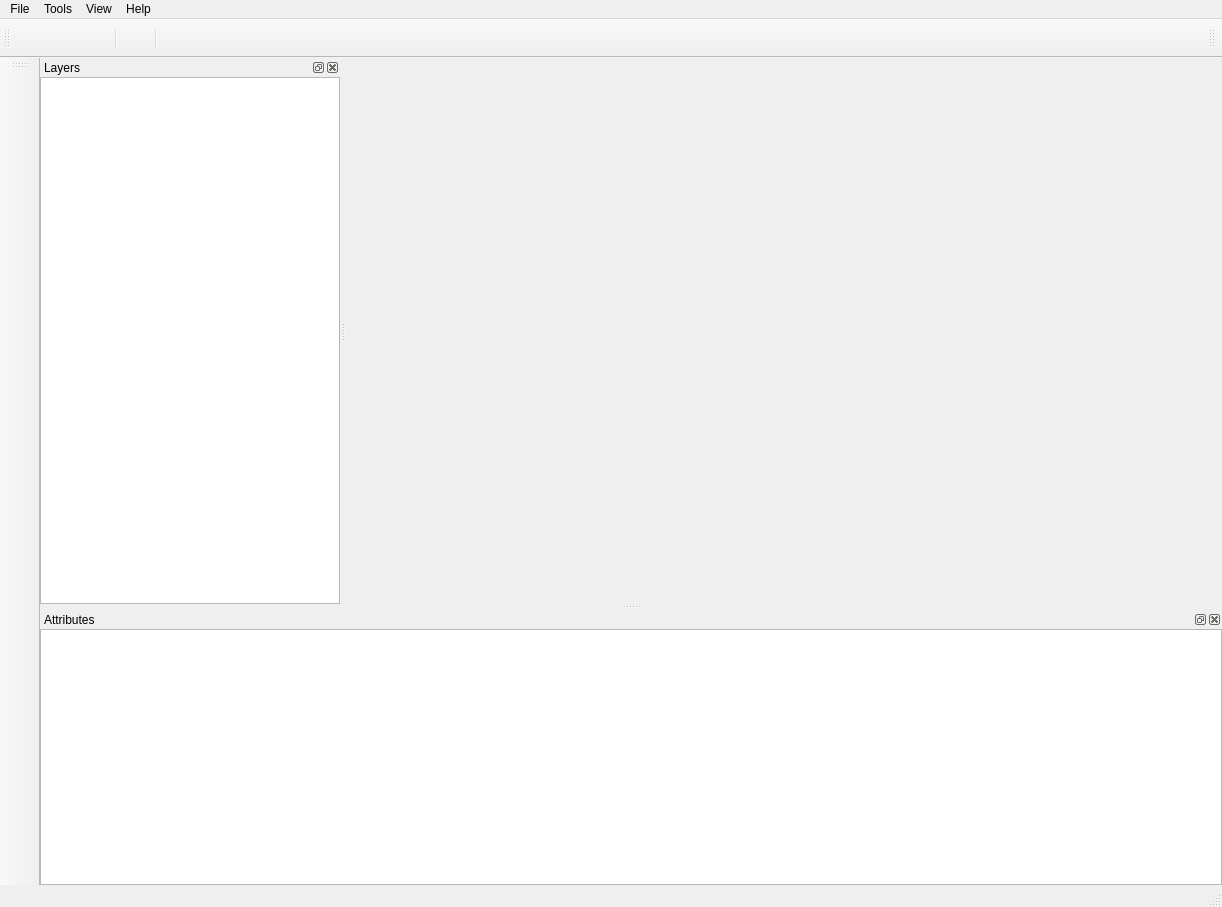
First picture: the form in 3DMetrics/tdmgui.ui, repository IfremerUnderwater/3DMetrics, before the edit.
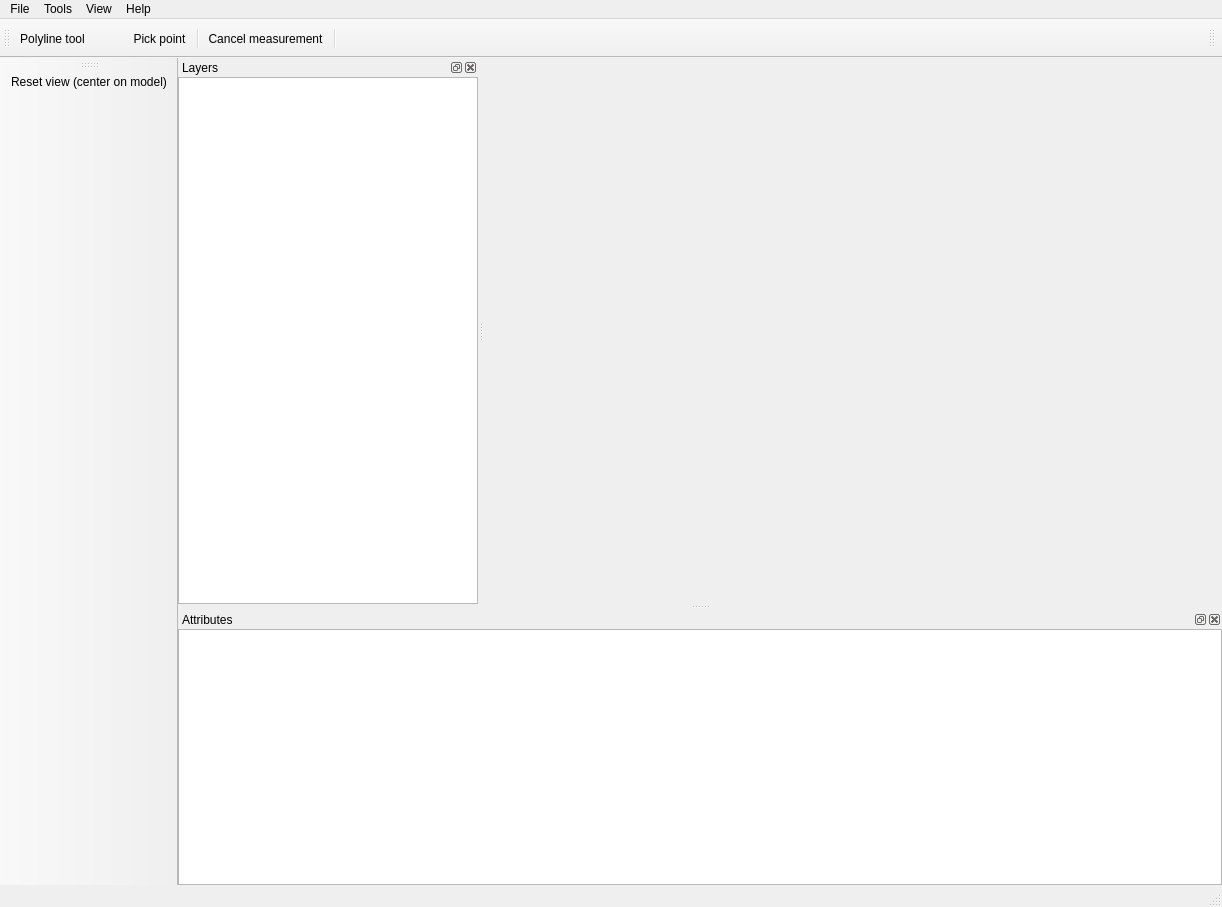
Second picture: the form after the edit. Icons and pictures are not drawn. Custom widgets are drawn as their Qt base class.

Commit message: Fixed the measurement layer saving bug... and refactored things and icons

Diff of the .ui file:
```diff
--- a/3DMetrics/tdmgui.ui
+++ b/3DMetrics/tdmgui.ui
@@ -229,7 +229,7 @@
      <normaloff>:/icons/ressources/icon_segment.png</normaloff>:/icons/ressources/icon_segment.png</iconset>
    </property>
    <property name="text">
-    <string/>
+    <string>Polyline tool</string>
    </property>
    <property name="toolTip">
     <string>Tool for fast line measurement</string>
@@ -253,7 +253,7 @@
      <normaloff>:/icons/ressources/icon_ptinteret.png</normaloff>:/icons/ressources/icon_ptinteret.png</iconset>
    </property>
    <property name="text">
-    <string/>
+    <string>Pick point</string>
    </property>
    <property name="toolTip">
     <string>Pick coordinates of a point</string>
@@ -265,7 +265,7 @@
      <normaloff>:/icons/ressources/icon_close.jpg</normaloff>:/icons/ressources/icon_close.jpg</iconset>
    </property>
    <property name="text">
-    <string/>
+    <string>Cancel measurement</string>
    </property>
    <property name="toolTip">
     <string>Cancel current measurement</string>
@@ -277,7 +277,7 @@
      <normaloff>:/icons/ressources/icon.jpeg</normaloff>:/icons/ressources/icon.jpeg</iconset>
    </property>
    <property name="text">
-    <string/>
+    <string>Reset view (center on model)</string>
    </property>
    <property name="toolTip">
     <string>Focus back on the scene</string>
```
Left out of the diff: 10 changed lines with no effect on the pictures. The commit also changes 15 other files.
